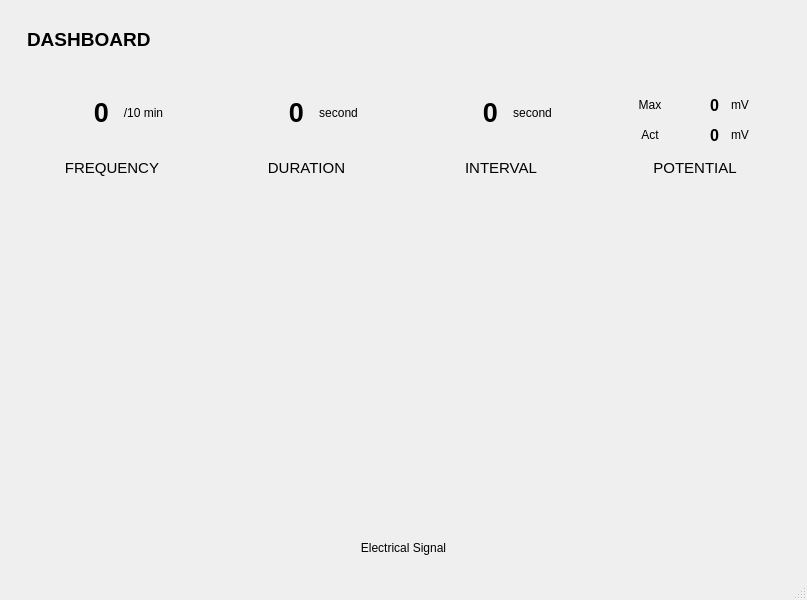
Old version of the form emg_sensor/interface.ui in the repository gitfirul01/project.
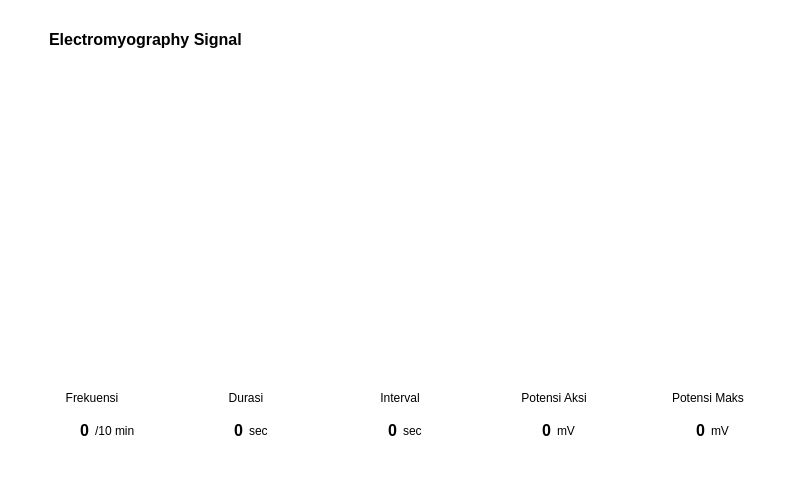
New version of the form. Icons and pictures are not drawn.

Patch:
```diff
--- a/emg_sensor/interface.ui
+++ b/emg_sensor/interface.ui
@@ -6,26 +6,84 @@
    <rect>
     <x>0</x>
     <y>0</y>
-    <width>807</width>
-    <height>600</height>
+    <width>800</width>
+    <height>480</height>
    </rect>
   </property>
   <property name="windowTitle">
    <string>MainWindow</string>
   </property>
+  <property name="styleSheet">
+   <string notr="true">background-color: rgb(255, 255, 255);</string>
+  </property>
   <widget class="QWidget" name="centralwidget">
    <property name="styleSheet">
     <string notr="true">border:0</string>
    </property>
    <layout class="QVBoxLayout" name="verticalLayout">
+    <item>
+     <widget class="QFrame" name="frame_3">
+      <property name="maximumSize">
+       <size>
+        <width>16777215</width>
+        <height>40</height>
+       </size>
+      </property>
+      <property name="frameShape">
+       <enum>QFrame::StyledPanel</enum>
+      </property>
+      <property name="frameShadow">
+       <enum>QFrame::Raised</enum>
+      </property>
+      <layout class="QVBoxLayout" name="verticalLayout_2">
+       <property name="leftMargin">
+        <number>40</number>
+       </property>
+       <property name="topMargin">
+        <number>20</number>
+       </property>
+       <property name="bottomMargin">
+        <number>0</number>
+       </property>
+       <item>
+        <widget class="QLabel" name="label_4">
+         <property name="maximumSize">
+          <size>
+           <width>16777215</width>
+           <height>16777215</height>
+          </size>
+         </property>
+         <property name="font">
+          <font>
+           <family>Ubuntu</family>
+           <pointsize>12</pointsize>
+           <weight>75</weight>
+           <bold>true</bold>
+           <kerning>false</kerning>
+          </font>
+         </property>
+         <property name="text">
+          <string>Electromyography Signal</string>
+         </property>
+        </widget>
+       </item>
+      </layout>
+     </widget>
+    </item>
+    <item>
+     <widget class="QWidget" name="chart_widget" native="true"/>
+    </item>
     <item>
      <widget class="QFrame" name="frame">
       <property name="maximumSize">
        <size>
         <width>16777215</width>
-        <height>60</height>
+        <height>65</height>
        </size>
       </property>
+      <property name="styleSheet">
+       <string notr="true"/>
+      </property>
       <property name="frameShape">
        <enum>QFrame::StyledPanel</enum>
       </property>
@@ -33,150 +91,60 @@
        <enum>QFrame::Raised</enum>
       </property>
       <layout class="QHBoxLayout" name="horizontalLayout">
-       <item>
-        <widget class="QFrame" name="frame_6">
-         <property name="frameShape">
-          <enum>QFrame::StyledPanel</enum>
-         </property>
-         <property name="frameShadow">
-          <enum>QFrame::Raised</enum>
-         </property>
-         <layout class="QHBoxLayout" name="horizontalLayout_3">
+       <property name="topMargin">
+        <number>0</number>
+       </property>
+       <property name="bottomMargin">
+        <number>0</number>
+       </property>
           <item>
-           <widget class="QLabel" name="label">
-            <property name="font">
-             <font>
-              <family>Ubuntu</family>
-              <pointsize>14</pointsize>
-              <weight>75</weight>
-              <bold>true</bold>
-             </font>
-            </property>
-            <property name="text">
-             <string>DASHBOARD</string>
-            </property>
-           </widget>
-          </item>
-         </layout>
-        </widget>
-       </item>
-       <item>
-        <widget class="QFrame" name="frame_7">
-         <property name="maximumSize">
-          <size>
-           <width>100</width>
-           <height>16777215</height>
-          </size>
-         </property>
+        <widget class="QFrame" name="frame_12">
          <property name="frameShape">
           <enum>QFrame::StyledPanel</enum>
          </property>
          <property name="frameShadow">
           <enum>QFrame::Raised</enum>
          </property>
-         <layout class="QHBoxLayout" name="horizontalLayout_2">
-          <item>
-           <widget class="QPushButton" name="btn_min">
-            <property name="text">
-             <string/>
-            </property>
-            <property name="icon">
-             <iconset resource="src/resource.qrc">
-              <normaloff>:/icons/icons8-minimize-window-96.png</normaloff>:/icons/icons8-minimize-window-96.png</iconset>
-            </property>
-           </widget>
-          </item>
-          <item>
-           <widget class="QPushButton" name="btn_max">
-            <property name="text">
-             <string/>
-            </property>
-            <property name="icon">
-             <iconset resource="src/resource.qrc">
-              <normaloff>:/icons/icons8-maximize-button-96.png</normaloff>:/icons/icons8-maximize-button-96.png</iconset>
-            </property>
-           </widget>
-          </item>
+         <layout class="QVBoxLayout" name="verticalLayout_28">
+          <property name="spacing">
+           <number>0</number>
+          </property>
+          <property name="topMargin">
+           <number>0</number>
+          </property>
+          <property name="bottomMargin">
+           <number>0</number>
+          </property>
           <item>
-           <widget class="QPushButton" name="btn_ext">
+           <widget class="QLabel" name="label_11">
             <property name="text">
-             <string/>
+             <string>Frekuensi</string>
             </property>
-            <property name="icon">
-             <iconset resource="src/resource.qrc">
-              <normaloff>:/icons/icons8-close-96.png</normaloff>:/icons/icons8-close-96.png</iconset>
+            <property name="alignment">
+             <set>Qt::AlignCenter</set>
             </property>
            </widget>
           </item>
-         </layout>
-        </widget>
-       </item>
-      </layout>
-     </widget>
-    </item>
     <item>
-     <widget class="QFrame" name="frame_3">
-      <property name="maximumSize">
-       <size>
-        <width>16777215</width>
-        <height>120</height>
-       </size>
-      </property>
+           <widget class="QFrame" name="frame_64">
       <property name="frameShape">
        <enum>QFrame::StyledPanel</enum>
       </property>
       <property name="frameShadow">
        <enum>QFrame::Raised</enum>
       </property>
-      <layout class="QHBoxLayout" name="horizontalLayout_5">
-       <item>
-        <widget class="QFrame" name="frame_9">
-         <property name="maximumSize">
-          <size>
-           <width>200</width>
-           <height>16777215</height>
-          </size>
-         </property>
-         <property name="frameShape">
-          <enum>QFrame::StyledPanel</enum>
-         </property>
-         <property name="frameShadow">
-          <enum>QFrame::Raised</enum>
-         </property>
-         <layout class="QVBoxLayout" name="verticalLayout_4">
-          <property name="leftMargin">
-           <number>25</number>
-          </property>
-          <property name="rightMargin">
-           <number>25</number>
-          </property>
-          <item>
-           <widget class="QFrame" name="frame_13">
-            <property name="minimumSize">
-             <size>
-              <width>0</width>
-              <height>0</height>
-             </size>
-            </property>
-            <property name="frameShape">
-             <enum>QFrame::StyledPanel</enum>
-            </property>
-            <property name="frameShadow">
-             <enum>QFrame::Raised</enum>
-            </property>
-            <layout class="QHBoxLayout" name="horizontalLayout_8">
+            <layout class="QHBoxLayout" name="horizontalLayout_10">
              <property name="topMargin">
-              <number>0</number>
+              <number>9</number>
              </property>
              <property name="bottomMargin">
-              <number>0</number>
+              <number>9</number>
              </property>
              <item>
               <widget class="QLabel" name="var_frequency">
                <property name="font">
                 <font>
-                 <family>Ubuntu</family>
-                 <pointsize>20</pointsize>
+                 <pointsize>12</pointsize>
                  <weight>75</weight>
                  <bold>true</bold>
                 </font>
@@ -190,322 +158,65 @@
               </widget>
              </item>
              <item>
-              <widget class="QLabel" name="label_13">
-               <property name="maximumSize">
-                <size>
-                 <width>70</width>
-                 <height>16777215</height>
-                </size>
-               </property>
-               <property name="font">
-                <font>
-                 <family>Ubuntu</family>
-                </font>
-               </property>
+              <widget class="QLabel" name="label_66">
                <property name="text">
                 <string>/10 min</string>
                </property>
-               <property name="alignment">
-                <set>Qt::AlignCenter</set>
-               </property>
               </widget>
              </item>
             </layout>
            </widget>
           </item>
+         </layout>
+        </widget>
+       </item>
           <item>
-           <widget class="QLabel" name="label_6">
-            <property name="font">
-             <font>
-              <family>Ubuntu</family>
-              <pointsize>11</pointsize>
-             </font>
-            </property>
+        <widget class="QFrame" name="frame_5">
+         <property name="frameShape">
+          <enum>QFrame::StyledPanel</enum>
+         </property>
+         <property name="frameShadow">
+          <enum>QFrame::Raised</enum>
+         </property>
+         <layout class="QVBoxLayout" name="verticalLayout_7">
+          <property name="spacing">
+           <number>0</number>
+          </property>
+          <property name="topMargin">
+           <number>0</number>
+          </property>
+          <property name="bottomMargin">
+           <number>0</number>
+          </property>
+          <item>
+           <widget class="QLabel" name="label_2">
             <property name="text">
-             <string>FREQUENCY</string>
+             <string>Durasi</string>
             </property>
             <property name="alignment">
-             <set>Qt::AlignBottom|Qt::AlignHCenter</set>
+             <set>Qt::AlignCenter</set>
             </property>
            </widget>
           </item>
-         </layout>
-        </widget>
-       </item>
        <item>
-        <widget class="QFrame" name="frame_10">
-         <property name="maximumSize">
-          <size>
-           <width>200</width>
-           <height>16777215</height>
-          </size>
-         </property>
+           <widget class="QFrame" name="frame_17">
          <property name="frameShape">
           <enum>QFrame::StyledPanel</enum>
          </property>
          <property name="frameShadow">
           <enum>QFrame::Raised</enum>
          </property>
-         <layout class="QVBoxLayout" name="verticalLayout_5">
-          <property name="leftMargin">
-           <number>25</number>
-          </property>
-          <property name="rightMargin">
-           <number>25</number>
-          </property>
-          <item>
-           <widget class="QFrame" name="frame_15">
-            <property name="minimumSize">
-             <size>
-              <width>0</width>
-              <height>0</height>
-             </size>
-            </property>
-            <property name="frameShape">
-             <enum>QFrame::StyledPanel</enum>
-            </property>
-            <property name="frameShadow">
-             <enum>QFrame::Raised</enum>
-            </property>
-            <layout class="QHBoxLayout" name="horizontalLayout_9">
+            <layout class="QHBoxLayout" name="horizontalLayout_4">
              <property name="topMargin">
-              <number>0</number>
+              <number>9</number>
              </property>
              <property name="bottomMargin">
-              <number>0</number>
+              <number>9</number>
              </property>
              <item>
               <widget class="QLabel" name="var_duration">
                <property name="font">
                 <font>
-                 <family>Ubuntu</family>
-                 <pointsize>20</pointsize>
-                 <weight>75</weight>
-                 <bold>true</bold>
-                </font>
-               </property>
-               <property name="text">
-                <string>0</string>
-               </property>
-               <property name="alignment">
-                <set>Qt::AlignRight|Qt::AlignTrailing|Qt::AlignVCenter</set>
-               </property>
-              </widget>
-             </item>
-             <item>
-              <widget class="QLabel" name="label_15">
-               <property name="maximumSize">
-                <size>
-                 <width>70</width>
-                 <height>16777215</height>
-                </size>
-               </property>
-               <property name="font">
-                <font>
-                 <family>Ubuntu</family>
-                </font>
-               </property>
-               <property name="text">
-                <string>second</string>
-               </property>
-               <property name="alignment">
-                <set>Qt::AlignCenter</set>
-               </property>
-              </widget>
-             </item>
-            </layout>
-           </widget>
-          </item>
-          <item>
-           <widget class="QLabel" name="label_8">
-            <property name="font">
-             <font>
-              <family>Ubuntu</family>
-              <pointsize>11</pointsize>
-             </font>
-            </property>
-            <property name="text">
-             <string>DURATION</string>
-            </property>
-            <property name="alignment">
-             <set>Qt::AlignBottom|Qt::AlignHCenter</set>
-            </property>
-           </widget>
-          </item>
-         </layout>
-        </widget>
-       </item>
-       <item>
-        <widget class="QFrame" name="frame_11">
-         <property name="maximumSize">
-          <size>
-           <width>200</width>
-           <height>16777215</height>
-          </size>
-         </property>
-         <property name="frameShape">
-          <enum>QFrame::StyledPanel</enum>
-         </property>
-         <property name="frameShadow">
-          <enum>QFrame::Raised</enum>
-         </property>
-         <layout class="QVBoxLayout" name="verticalLayout_6">
-          <property name="leftMargin">
-           <number>25</number>
-          </property>
-          <property name="rightMargin">
-           <number>25</number>
-          </property>
-          <item>
-           <widget class="QFrame" name="frame_16">
-            <property name="minimumSize">
-             <size>
-              <width>0</width>
-              <height>0</height>
-             </size>
-            </property>
-            <property name="frameShape">
-             <enum>QFrame::StyledPanel</enum>
-            </property>
-            <property name="frameShadow">
-             <enum>QFrame::Raised</enum>
-            </property>
-            <layout class="QHBoxLayout" name="horizontalLayout_10">
-             <property name="topMargin">
-              <number>0</number>
-             </property>
-             <property name="bottomMargin">
-              <number>0</number>
-             </property>
-             <item>
-              <widget class="QLabel" name="var_interval">
-               <property name="font">
-                <font>
-                 <family>Ubuntu</family>
-                 <pointsize>20</pointsize>
-                 <weight>75</weight>
-                 <bold>true</bold>
-                </font>
-               </property>
-               <property name="text">
-                <string>0</string>
-               </property>
-               <property name="alignment">
-                <set>Qt::AlignRight|Qt::AlignTrailing|Qt::AlignVCenter</set>
-               </property>
-              </widget>
-             </item>
-             <item>
-              <widget class="QLabel" name="label_17">
-               <property name="maximumSize">
-                <size>
-                 <width>60</width>
-                 <height>16777215</height>
-                </size>
-               </property>
-               <property name="font">
-                <font>
-                 <family>Ubuntu</family>
-                </font>
-               </property>
-               <property name="text">
-                <string>second</string>
-               </property>
-               <property name="alignment">
-                <set>Qt::AlignCenter</set>
-               </property>
-              </widget>
-             </item>
-            </layout>
-           </widget>
-          </item>
-          <item>
-           <widget class="QLabel" name="label_10">
-            <property name="font">
-             <font>
-              <family>Ubuntu</family>
-              <pointsize>11</pointsize>
-             </font>
-            </property>
-            <property name="text">
-             <string>INTERVAL</string>
-            </property>
-            <property name="alignment">
-             <set>Qt::AlignBottom|Qt::AlignHCenter</set>
-            </property>
-           </widget>
-          </item>
-         </layout>
-        </widget>
-       </item>
-       <item>
-        <widget class="QFrame" name="frame_8">
-         <property name="maximumSize">
-          <size>
-           <width>200</width>
-           <height>16777215</height>
-          </size>
-         </property>
-         <property name="frameShape">
-          <enum>QFrame::StyledPanel</enum>
-         </property>
-         <property name="frameShadow">
-          <enum>QFrame::Raised</enum>
-         </property>
-         <layout class="QVBoxLayout" name="verticalLayout_2">
-          <property name="leftMargin">
-           <number>25</number>
-          </property>
-          <property name="rightMargin">
-           <number>25</number>
-          </property>
-          <item>
-           <widget class="QFrame" name="frame_12">
-            <property name="minimumSize">
-             <size>
-              <width>0</width>
-              <height>0</height>
-             </size>
-            </property>
-            <property name="frameShape">
-             <enum>QFrame::StyledPanel</enum>
-            </property>
-            <property name="frameShadow">
-             <enum>QFrame::Raised</enum>
-            </property>
-            <layout class="QHBoxLayout" name="horizontalLayout_6">
-             <property name="topMargin">
-              <number>0</number>
-             </property>
-             <property name="bottomMargin">
-              <number>0</number>
-             </property>
-             <item>
-              <widget class="QLabel" name="label_12">
-               <property name="maximumSize">
-                <size>
-                 <width>30</width>
-                 <height>16777215</height>
-                </size>
-               </property>
-               <property name="font">
-                <font>
-                 <family>Ubuntu</family>
-                </font>
-               </property>
-               <property name="text">
-                <string>Max</string>
-               </property>
-               <property name="alignment">
-                <set>Qt::AlignCenter</set>
-               </property>
-              </widget>
-             </item>
-             <item>
-              <widget class="QLabel" name="var_maxPotent">
-               <property name="font">
-                <font>
-                 <family>Ubuntu</family>
                  <pointsize>12</pointsize>
                  <weight>75</weight>
                  <bold>true</bold>
@@ -520,37 +231,48 @@
               </widget>
              </item>
              <item>
-              <widget class="QLabel" name="label_11">
-               <property name="maximumSize">
-                <size>
-                 <width>30</width>
-                 <height>16777215</height>
-                </size>
+              <widget class="QLabel" name="label_20">
+               <property name="text">
+                <string>sec</string>
                </property>
-               <property name="font">
-                <font>
-                 <family>Ubuntu</family>
-                </font>
-               </property>
+              </widget>
+             </item>
+            </layout>
+           </widget>
+          </item>
+         </layout>
+        </widget>
+       </item>
+       <item>
+        <widget class="QFrame" name="frame_6">
+         <property name="frameShape">
+          <enum>QFrame::StyledPanel</enum>
+         </property>
+         <property name="frameShadow">
+          <enum>QFrame::Raised</enum>
+         </property>
+         <layout class="QVBoxLayout" name="verticalLayout_9">
+          <property name="spacing">
+           <number>0</number>
+          </property>
+          <property name="topMargin">
+           <number>0</number>
+          </property>
+          <property name="bottomMargin">
+           <number>0</number>
+          </property>
+          <item>
+           <widget class="QLabel" name="label_5">
                <property name="text">
-                <string>mV</string>
+             <string>Interval</string>
                </property>
                <property name="alignment">
                 <set>Qt::AlignCenter</set>
                </property>
               </widget>
              </item>
-            </layout>
-           </widget>
-          </item>
           <item>
-           <widget class="QFrame" name="frame_18">
-            <property name="minimumSize">
-             <size>
-              <width>0</width>
-              <height>0</height>
-             </size>
-            </property>
+           <widget class="QFrame" name="frame_21">
             <property name="frameShape">
              <enum>QFrame::StyledPanel</enum>
             </property>
@@ -559,37 +281,88 @@
             </property>
             <layout class="QHBoxLayout" name="horizontalLayout_11">
              <property name="topMargin">
-              <number>0</number>
+              <number>9</number>
              </property>
              <property name="bottomMargin">
-              <number>0</number>
+              <number>9</number>
              </property>
              <item>
-              <widget class="QLabel" name="label_16">
-               <property name="maximumSize">
-                <size>
-                 <width>30</width>
-                 <height>16777215</height>
-                </size>
-               </property>
+              <widget class="QLabel" name="var_interval">
                <property name="font">
                 <font>
-                 <family>Ubuntu</family>
+                 <pointsize>12</pointsize>
+                 <weight>75</weight>
+                 <bold>true</bold>
                 </font>
                </property>
                <property name="text">
-                <string>Act</string>
+                <string>0</string>
+               </property>
+               <property name="alignment">
+                <set>Qt::AlignRight|Qt::AlignTrailing|Qt::AlignVCenter</set>
+               </property>
+              </widget>
+             </item>
+             <item>
+              <widget class="QLabel" name="label_23">
+               <property name="text">
+                <string>sec</string>
+               </property>
+              </widget>
+             </item>
+            </layout>
+           </widget>
+          </item>
+         </layout>
+        </widget>
+       </item>
+       <item>
+        <widget class="QFrame" name="frame_54">
+         <property name="frameShape">
+          <enum>QFrame::StyledPanel</enum>
+         </property>
+         <property name="frameShadow">
+          <enum>QFrame::Raised</enum>
+         </property>
+         <layout class="QVBoxLayout" name="verticalLayout_22">
+          <property name="spacing">
+           <number>0</number>
+          </property>
+          <property name="topMargin">
+           <number>0</number>
+          </property>
+          <property name="bottomMargin">
+           <number>0</number>
+          </property>
+          <item>
+           <widget class="QLabel" name="label_59">
+            <property name="text">
+             <string>Potensi Aksi</string>
                </property>
                <property name="alignment">
                 <set>Qt::AlignCenter</set>
                </property>
               </widget>
              </item>
+          <item>
+           <widget class="QFrame" name="frame_55">
+            <property name="frameShape">
+             <enum>QFrame::StyledPanel</enum>
+            </property>
+            <property name="frameShadow">
+             <enum>QFrame::Raised</enum>
+            </property>
+            <layout class="QHBoxLayout" name="horizontalLayout_39">
+             <property name="topMargin">
+              <number>9</number>
+             </property>
+             <property name="bottomMargin">
+              <number>9</number>
+             </property>
              <item>
               <widget class="QLabel" name="var_actPotent">
                <property name="font">
                 <font>
-                 <family>Ubuntu</family>
                  <pointsize>12</pointsize>
                  <weight>75</weight>
                  <bold>true</bold>
@@ -604,82 +377,89 @@
               </widget>
              </item>
              <item>
-              <widget class="QLabel" name="label_14">
-               <property name="maximumSize">
-                <size>
-                 <width>30</width>
-                 <height>16777215</height>
-                </size>
-               </property>
-               <property name="font">
-                <font>
-                 <family>Ubuntu</family>
-                </font>
-               </property>
+              <widget class="QLabel" name="label_61">
                <property name="text">
                 <string>mV</string>
                </property>
-               <property name="alignment">
-                <set>Qt::AlignCenter</set>
-               </property>
               </widget>
              </item>
             </layout>
            </widget>
           </item>
+         </layout>
+        </widget>
+       </item>
           <item>
-           <widget class="QLabel" name="label_4">
-            <property name="font">
-             <font>
-              <family>Ubuntu</family>
-              <pointsize>11</pointsize>
-             </font>
-            </property>
+        <widget class="QFrame" name="frame_29">
+         <property name="frameShape">
+          <enum>QFrame::StyledPanel</enum>
+         </property>
+         <property name="frameShadow">
+          <enum>QFrame::Raised</enum>
+         </property>
+         <layout class="QVBoxLayout" name="verticalLayout_13">
+          <property name="spacing">
+           <number>0</number>
+          </property>
+          <property name="topMargin">
+           <number>0</number>
+          </property>
+          <property name="bottomMargin">
+           <number>0</number>
+          </property>
+          <item>
+           <widget class="QLabel" name="label_32">
             <property name="text">
-             <string>POTENTIAL</string>
+             <string>Potensi Maks</string>
             </property>
             <property name="alignment">
-             <set>Qt::AlignBottom|Qt::AlignHCenter</set>
+             <set>Qt::AlignCenter</set>
             </property>
            </widget>
           </item>
-         </layout>
-        </widget>
-       </item>
-      </layout>
-     </widget>
-    </item>
     <item>
-     <widget class="QFrame" name="frame_4">
+           <widget class="QFrame" name="frame_30">
       <property name="frameShape">
        <enum>QFrame::StyledPanel</enum>
       </property>
       <property name="frameShadow">
        <enum>QFrame::Raised</enum>
       </property>
-      <layout class="QVBoxLayout" name="verticalLayout_3">
-       <item>
-        <widget class="QWidget" name="chart_widget" native="true"/>
-       </item>
-       <item>
-        <widget class="QLabel" name="label_2">
-         <property name="maximumSize">
-          <size>
-           <width>16777215</width>
-           <height>25</height>
-          </size>
-         </property>
+            <layout class="QHBoxLayout" name="horizontalLayout_21">
+             <property name="topMargin">
+              <number>9</number>
+             </property>
+             <property name="bottomMargin">
+              <number>9</number>
+             </property>
+             <item>
+              <widget class="QLabel" name="var_maxPotent">
          <property name="font">
           <font>
-           <family>Ubuntu</family>
+                 <pointsize>12</pointsize>
+                 <weight>75</weight>
+                 <bold>true</bold>
           </font>
          </property>
          <property name="text">
-          <string>Electrical Signal</string>
+                <string>0</string>
          </property>
          <property name="alignment">
-          <set>Qt::AlignCenter</set>
-         </property>
+                <set>Qt::AlignRight|Qt::AlignTrailing|Qt::AlignVCenter</set>
+               </property>
+              </widget>
+             </item>
+             <item>
+              <widget class="QLabel" name="label_34">
+               <property name="text">
+                <string>mV</string>
+               </property>
+              </widget>
+             </item>
+            </layout>
+           </widget>
+          </item>
+         </layout>
         </widget>
        </item>
       </layout>
```
Lines whose indentation alone changed are shown as unchanged.
